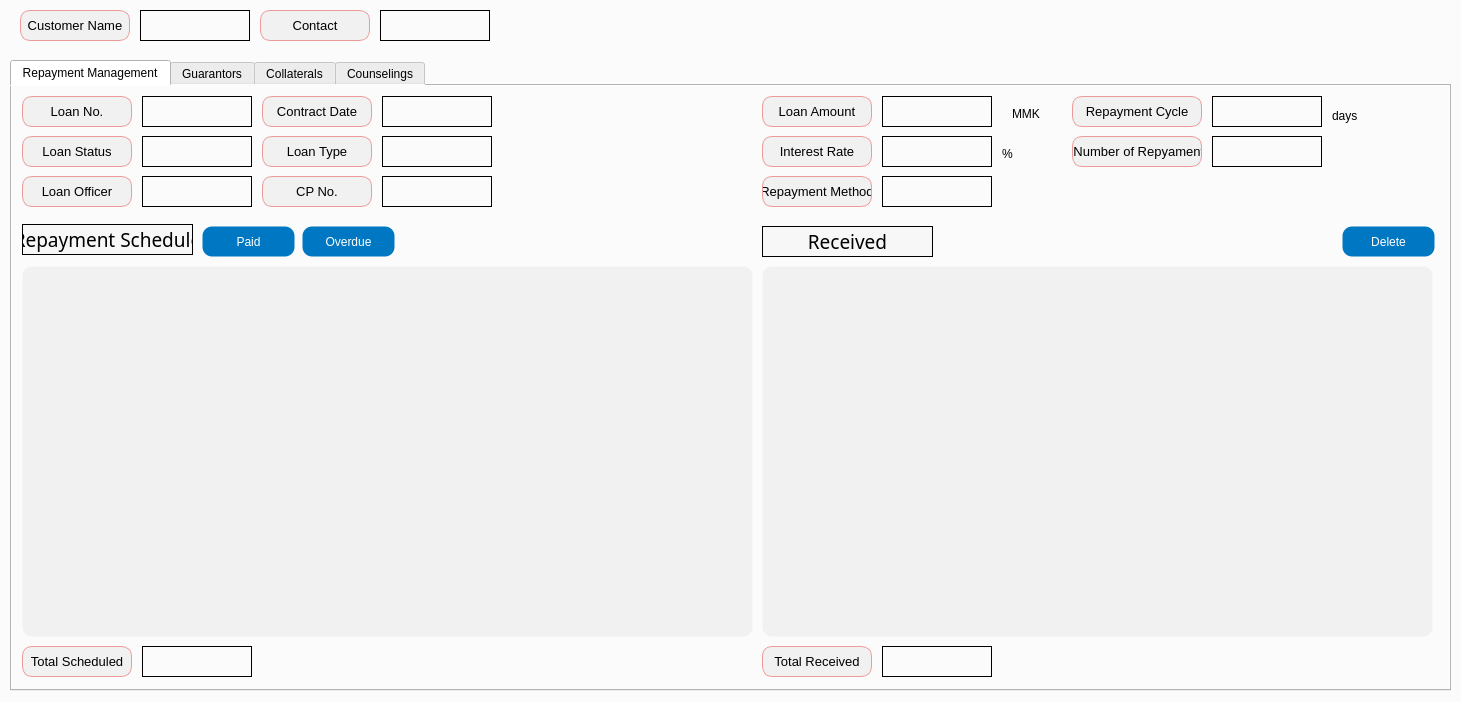
First picture: the form in app/src/pages/repayment/details.ui, repository DY-Microfinance-Customer-Management/dymf-algorithm, before the edit.
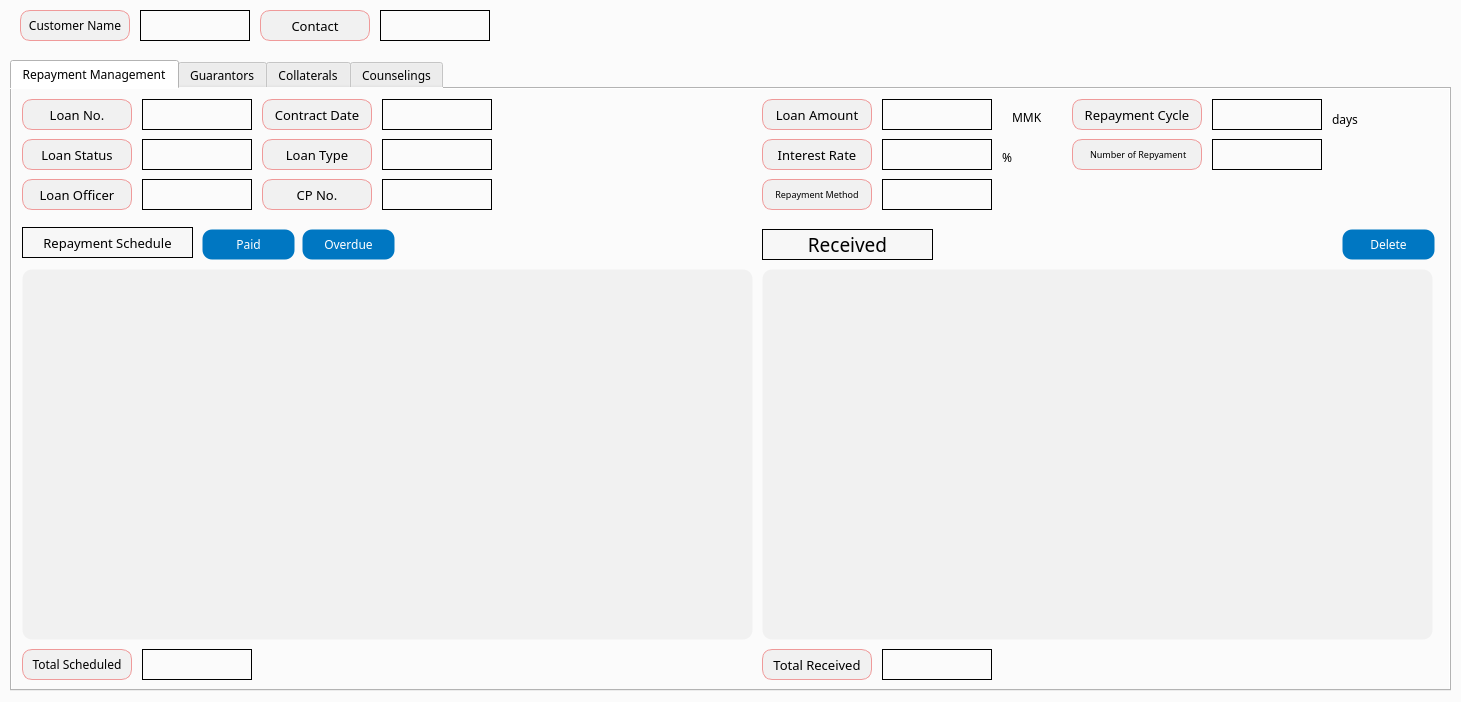
Second picture: the form after the edit.

Patch:
```diff
--- a/app/src/pages/repayment/details.ui
+++ b/app/src/pages/repayment/details.ui
@@ -26,6 +26,11 @@
       <height>631</height>
      </rect>
     </property>
+    <property name="font">
+     <font>
+      <family>Arial Black</family>
+     </font>
+    </property>
     <property name="styleSheet">
      <string notr="true">background-color: #fbfbfb;</string>
     </property>
@@ -45,6 +50,11 @@
         <height>31</height>
        </rect>
       </property>
+      <property name="font">
+       <font>
+        <family>Arial Black</family>
+       </font>
+      </property>
       <property name="styleSheet">
        <string notr="true">QPushButton {
     background-color: #0077c2;
@@ -86,8 +96,8 @@
       </property>
       <property name="font">
        <font>
-        <family>Agency FB</family>
-        <pointsize>14</pointsize>
+        <family>Arial Black</family>
+        <pointsize>10</pointsize>
        </font>
       </property>
       <property name="styleSheet">
@@ -112,6 +122,11 @@
         <height>371</height>
        </rect>
       </property>
+      <property name="font">
+       <font>
+        <family>Arial Black</family>
+       </font>
+      </property>
       <property name="styleSheet">
        <string notr="true">background-color: #f1f1f1;
 border: 1px solid transparent;
@@ -127,6 +142,11 @@
         <height>371</height>
        </rect>
       </property>
+      <property name="font">
+       <font>
+        <family>Arial Black</family>
+       </font>
+      </property>
       <property name="styleSheet">
        <string notr="true">background-color: #f1f1f1;
 border: 1px solid transparent;
@@ -142,6 +162,11 @@
         <height>31</height>
        </rect>
       </property>
+      <property name="font">
+       <font>
+        <family>Arial Black</family>
+       </font>
+      </property>
       <property name="styleSheet">
        <string notr="true">QPushButton {
     background-color: #0077c2;
@@ -183,7 +208,7 @@
       </property>
       <property name="font">
        <font>
-        <family>Agency FB</family>
+        <family>Arial Black</family>
         <pointsize>14</pointsize>
        </font>
       </property>
@@ -223,7 +248,8 @@
       </property>
       <property name="font">
        <font>
-        <pointsize>10</pointsize>
+        <family>Arial Black</family>
+        <pointsize>9</pointsize>
        </font>
       </property>
       <property name="styleSheet">
@@ -262,6 +288,11 @@
         <height>16777215</height>
        </size>
       </property>
+      <property name="font">
+       <font>
+        <family>Arial Black</family>
+       </font>
+      </property>
       <property name="styleSheet">
        <string notr="true">QLabel {
     border: 1px solid black;
@@ -304,6 +335,11 @@
         <height>16777215</height>
        </size>
       </property>
+      <property name="font">
+       <font>
+        <family>Arial Black</family>
+       </font>
+      </property>
       <property name="styleSheet">
        <string notr="true">QLabel {
     border: 1px solid black;
@@ -348,6 +384,7 @@
       </property>
       <property name="font">
        <font>
+        <family>Arial Black</family>
         <pointsize>10</pointsize>
        </font>
       </property>
@@ -387,6 +424,11 @@
         <height>16777215</height>
        </size>
       </property>
+      <property name="font">
+       <font>
+        <family>Arial Black</family>
+       </font>
+      </property>
       <property name="styleSheet">
        <string notr="true">QLabel {
     border: 1px solid black;
@@ -429,6 +471,11 @@
         <height>16777215</height>
        </size>
       </property>
+      <property name="font">
+       <font>
+        <family>Arial Black</family>
+       </font>
+      </property>
       <property name="styleSheet">
        <string notr="true">QLabel {
     border: 1px solid black;
@@ -471,6 +518,11 @@
         <height>16777215</height>
        </size>
       </property>
+      <property name="font">
+       <font>
+        <family>Arial Black</family>
+       </font>
+      </property>
       <property name="styleSheet">
        <string notr="true">QLabel {
     border: 1px solid black;
@@ -515,6 +567,7 @@
       </property>
       <property name="font">
        <font>
+        <family>Arial Black</family>
         <pointsize>10</pointsize>
        </font>
       </property>
@@ -554,6 +607,11 @@
         <height>16777215</height>
        </size>
       </property>
+      <property name="font">
+       <font>
+        <family>Arial Black</family>
+       </font>
+      </property>
       <property name="styleSheet">
        <string notr="true">QLabel {
     border: 1px solid black;
@@ -598,6 +656,7 @@
       </property>
       <property name="font">
        <font>
+        <family>Arial Black</family>
         <pointsize>10</pointsize>
        </font>
       </property>
@@ -637,6 +696,11 @@
         <height>16777215</height>
        </size>
       </property>
+      <property name="font">
+       <font>
+        <family>Arial Black</family>
+       </font>
+      </property>
       <property name="styleSheet">
        <string notr="true">QLabel {
     border: 1px solid black;
@@ -681,6 +745,7 @@
       </property>
       <property name="font">
        <font>
+        <family>Arial Black</family>
         <pointsize>10</pointsize>
        </font>
       </property>
@@ -722,6 +787,7 @@
       </property>
       <property name="font">
        <font>
+        <family>Arial Black</family>
         <pointsize>10</pointsize>
        </font>
       </property>
@@ -761,6 +827,11 @@
         <height>16777215</height>
        </size>
       </property>
+      <property name="font">
+       <font>
+        <family>Arial Black</family>
+       </font>
+      </property>
       <property name="styleSheet">
        <string notr="true">QLabel {
     border: 1px solid black;
@@ -803,6 +874,11 @@
         <height>16777215</height>
        </size>
       </property>
+      <property name="font">
+       <font>
+        <family>Arial Black</family>
+       </font>
+      </property>
       <property name="styleSheet">
        <string notr="true">QLabel {
     border: 1px solid black;
@@ -845,6 +921,11 @@
         <height>16777215</height>
        </size>
       </property>
+      <property name="font">
+       <font>
+        <family>Arial Black</family>
+       </font>
+      </property>
       <property name="styleSheet">
        <string notr="true">QLabel {
     border: 1px solid black;
@@ -887,6 +968,11 @@
         <height>16777215</height>
        </size>
       </property>
+      <property name="font">
+       <font>
+        <family>Arial Black</family>
+       </font>
+      </property>
       <property name="styleSheet">
        <string notr="true">QLabel {
     border: 1px solid black;
@@ -931,6 +1017,7 @@
       </property>
       <property name="font">
        <font>
+        <family>Arial Black</family>
         <pointsize>10</pointsize>
        </font>
       </property>
@@ -970,6 +1057,11 @@
         <height>16777215</height>
        </size>
       </property>
+      <property name="font">
+       <font>
+        <family>Arial Black</family>
+       </font>
+      </property>
       <property name="styleSheet">
        <string notr="true">QLabel {
     border: 1px solid black;
@@ -1014,7 +1106,8 @@
       </property>
       <property name="font">
        <font>
-        <pointsize>10</pointsize>
+        <family>Arial Black</family>
+        <pointsize>7</pointsize>
        </font>
       </property>
       <property name="styleSheet">
@@ -1055,6 +1148,7 @@
       </property>
       <property name="font">
        <font>
+        <family>Arial Black</family>
         <pointsize>10</pointsize>
        </font>
       </property>
@@ -1096,7 +1190,8 @@
       </property>
       <property name="font">
        <font>
-        <pointsize>10</pointsize>
+        <family>Arial Black</family>
+        <pointsize>7</pointsize>
        </font>
       </property>
       <property name="styleSheet">
@@ -1123,6 +1218,11 @@
         <height>16</height>
        </rect>
       </property>
+      <property name="font">
+       <font>
+        <family>Arial Black</family>
+       </font>
+      </property>
       <property name="text">
        <string>%</string>
       </property>
@@ -1150,6 +1250,7 @@
       </property>
       <property name="font">
        <font>
+        <family>Arial Black</family>
         <pointsize>10</pointsize>
        </font>
       </property>
@@ -1189,6 +1290,11 @@
         <height>16777215</height>
        </size>
       </property>
+      <property name="font">
+       <font>
+        <family>Arial Black</family>
+       </font>
+      </property>
       <property name="styleSheet">
        <string notr="true">QLabel {
     border: 1px solid black;
@@ -1233,6 +1339,7 @@
       </property>
       <property name="font">
        <font>
+        <family>Arial Black</family>
         <pointsize>10</pointsize>
        </font>
       </property>
@@ -1274,6 +1381,7 @@
       </property>
       <property name="font">
        <font>
+        <family>Arial Black</family>
         <pointsize>10</pointsize>
        </font>
       </property>
@@ -1301,6 +1409,11 @@
         <height>20</height>
        </rect>
       </property>
+      <property name="font">
+       <font>
+        <family>Arial Black</family>
+       </font>
+      </property>
       <property name="text">
        <string>days</string>
       </property>
@@ -1314,6 +1427,11 @@
         <height>16</height>
        </rect>
       </property>
+      <property name="font">
+       <font>
+        <family>Arial Black</family>
+       </font>
+      </property>
       <property name="text">
        <string>MMK</string>
       </property>
@@ -1327,6 +1445,11 @@
         <height>31</height>
        </rect>
       </property>
+      <property name="font">
+       <font>
+        <family>Arial Black</family>
+       </font>
+      </property>
       <property name="styleSheet">
        <string notr="true">QPushButton {
     background-color: #0077c2;
@@ -1526,6 +1649,7 @@
     </property>
     <property name="font">
      <font>
+      <family>Arial Black</family>
       <pointsize>10</pointsize>
      </font>
     </property>
@@ -1609,7 +1733,8 @@
     </property>
     <property name="font">
      <font>
-      <pointsize>10</pointsize>
+      <family>Arial Black</family>
+      <pointsize>9</pointsize>
      </font>
     </property>
     <property name="styleSheet">
```
Left out of the diff: 21 changed lines with no effect on the pictures.
